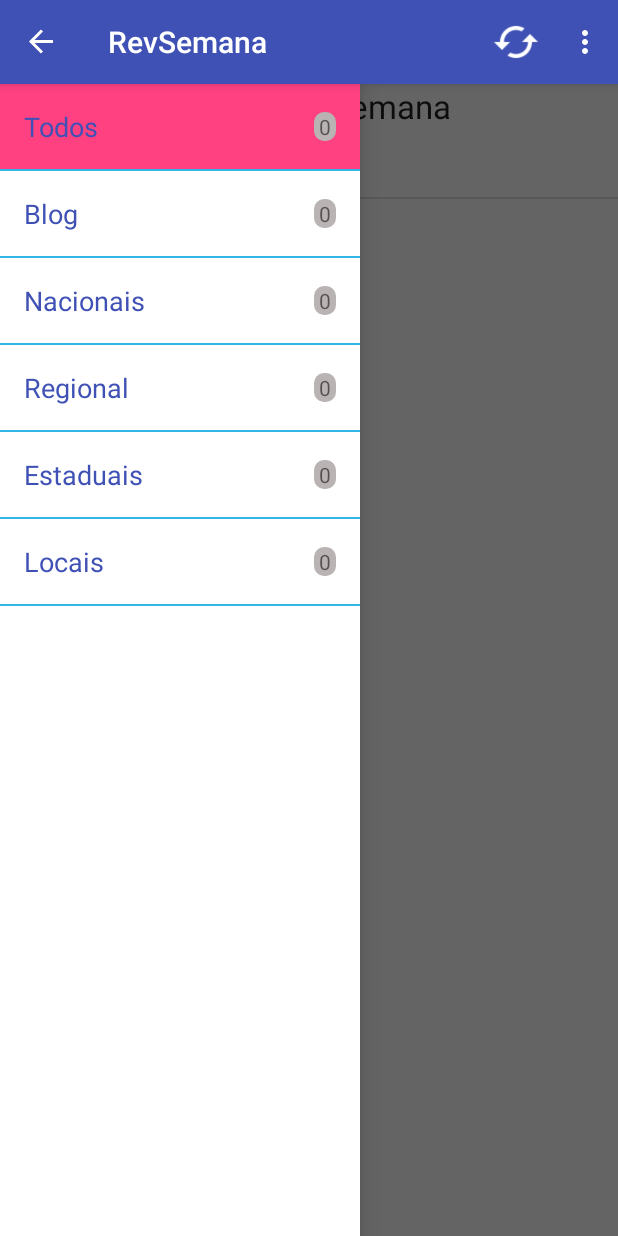
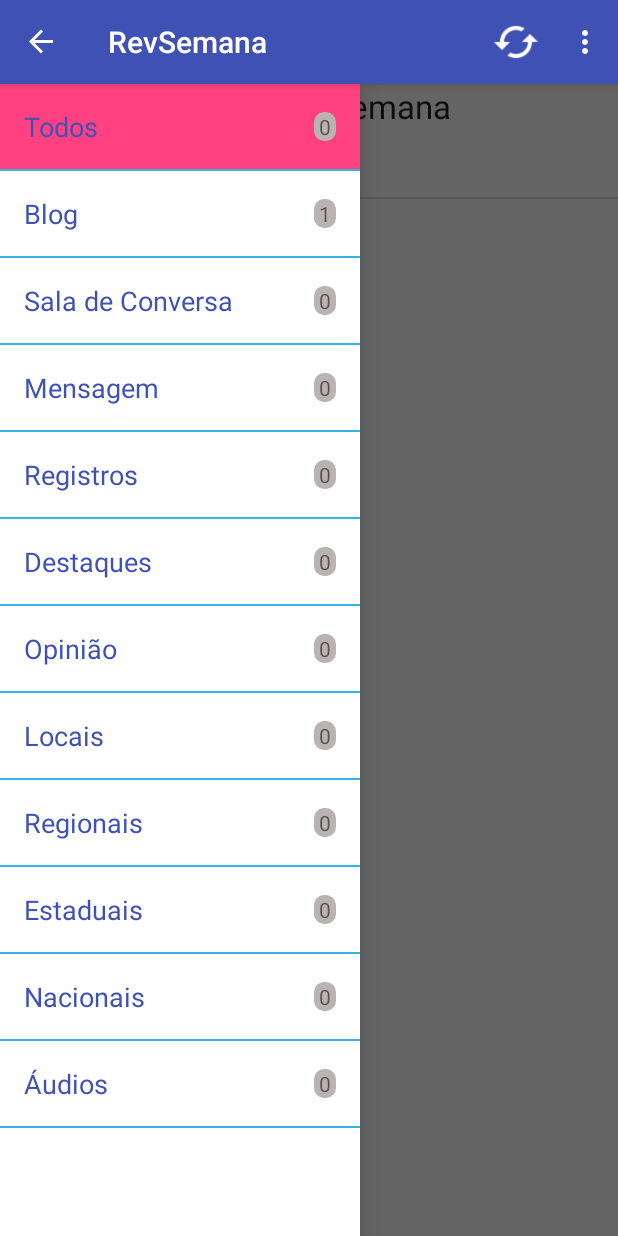
Before and after one commit to mizerablebr/RevistaDaSemana.com, an Android app: the screen it shows after launch (MainActivity), with the side drawer open, on a phone screen of 412 x 824 dp. Run offline under Robolectric (Android 15) with nearby library versions, the phone set to English and light mode, and no system bars.

Commit message:
DB now is read considering the category

```diff
--- a/app/src/main/java/com/rds/revistadasemanacom/CategoryMenu.java
+++ b/app/src/main/java/com/rds/revistadasemanacom/CategoryMenu.java
@@ -12,10 +12,16 @@ public class CategoryMenu {
     public static final CategoryMenu[] categoryMenu = {
             new CategoryMenu("Todos"),
             new CategoryMenu("Blog"),
+            new CategoryMenu("Sala de Conversa"),
+            new CategoryMenu("Mensagem"),
+            new CategoryMenu("Registros"),
+            new CategoryMenu("Destaques"),
+            new CategoryMenu("Opinião"),
+            new CategoryMenu("Locais"),
+            new CategoryMenu("Regionais"),
+            new CategoryMenu("Estaduais"),
             new CategoryMenu("Nacionais"),
-            new CategoryMenu("Regional"),
-            new CategoryMenu("Estaduais"),
-            new CategoryMenu("Locais")
+            new CategoryMenu("Áudios")
     };
 
     //Constructor
--- a/app/src/main/java/com/rds/revistadasemanacom/MainActivity.java
+++ b/app/src/main/java/com/rds/revistadasemanacom/MainActivity.java
@@ -7,10 +7,13 @@ import android.app.FragmentTransaction;
 import android.app.ProgressDialog;
 import android.content.BroadcastReceiver;
 import android.content.Intent;
+import android.content.SharedPreferences;
 import android.content.res.Configuration;
+import android.database.DatabaseUtils;
+import android.database.sqlite.SQLiteDatabase;
+import android.database.sqlite.SQLiteOpenHelper;
 import android.net.Uri;
 import android.os.Bundle;
-import android.os.PersistableBundle;
 import android.support.v4.widget.DrawerLayout;
 import android.support.v7.app.ActionBarDrawerToggle;
 import android.support.v7.app.AppCompatActivity;
@@ -43,7 +46,9 @@ public class MainActivity extends AppCompatActivity {
     private ListView drawerList;
     private DrawerLayout drawerLayout;
     private ActionBarDrawerToggle drawerToggle;
-    private int currentPosition = 0;
+    public static final String PREFS_NAME = "MyPrefsFile";
+        //Variable that control the displayed categories
+    protected int currentPosition = 0;
 
     //Service variable
     private GetPostService postService;
@@ -74,16 +79,22 @@ public class MainActivity extends AppCompatActivity {
         drawerList = (ListView) findViewById(R.id.drawer);
         drawerLayout = (DrawerLayout) findViewById(R.id.drawer_layout);
            //Populate de ListView
-        drawerList.setAdapter(new CategoryMenuAdapter(this, new ArrayList<CategoryMenu>(Arrays.asList(CategoryMenu.categoryMenu))));
+        ArrayList<CategoryMenu> categoryMenus = countPostDataInCategory(new ArrayList<CategoryMenu>(Arrays.asList(CategoryMenu.categoryMenu)));
+        categoryMenus = countPostDataInCategory(categoryMenus);
+        drawerList.setAdapter(new CategoryMenuAdapter(this, categoryMenus));
         drawerList.setOnItemClickListener(new DrawerItemClickListener());
 
         getSupportActionBar().setDisplayHomeAsUpEnabled(true);
         getSupportActionBar().setHomeButtonEnabled(false);
 
+        SharedPreferences settings = getSharedPreferences(PREFS_NAME, 0);
+        currentPosition = settings.getInt("categories", 0);
+
         // -- END Setup Navigation Drawer
 
         // Setup MainFragment
-        fragment = new PostDataFragment();
+        fragment =  new PostDataFragment();
+        ((PostDataFragment) fragment).setCurrentCategorie(currentPosition);
         FragmentTransaction ft = getFragmentManager().beginTransaction();
         ft.replace(R.id.content_frame, fragment);
         ft.addToBackStack(null);
@@ -111,14 +122,7 @@ public class MainActivity extends AppCompatActivity {
             }
         };
         drawerLayout.setDrawerListener(drawerToggle);
-
         //Display the correct category selected
-        if (savedInstanceState != null) {
-            currentPosition = savedInstanceState.getInt("position");
-        } else {
-            drawerList.setItemChecked(0, true);
-            selectItem(0);
-        }
 
     }
 
@@ -135,6 +139,16 @@ public class MainActivity extends AppCompatActivity {
     }
 
     @Override
+    protected void onPause() {
+        super.onPause();
+        SharedPreferences settings = getSharedPreferences(PREFS_NAME, 0);
+        SharedPreferences.Editor editor = settings.edit();
+        editor.putInt("categories", currentPosition);
+        editor.apply();
+        Log.d("OnPouseposition", "CurrentPostion: " + currentPosition);
+    }
+
+    @Override
     public void onConfigurationChanged(Configuration newConfig) {
         super.onConfigurationChanged(newConfig);
         drawerToggle.onConfigurationChanged(newConfig);
@@ -145,12 +159,21 @@ public class MainActivity extends AppCompatActivity {
         Log.d("DrawerItemClick", "Categoria nº: " + position);
         currentPosition = position;
         drawerLayout.closeDrawer(drawerList);
+        ((PostDataFragment) fragment).setCurrentCategorie(currentPosition);
+        FragmentTransaction ft = getFragmentManager().beginTransaction();
+        ft.addToBackStack(null);
+        ft.setTransition(FragmentTransaction.TRANSIT_FRAGMENT_FADE);
+        ft.detach(fragment);
+        ft.attach(fragment);
+        ft.commit();
     }
 
     @Override
     protected void onResume() {
-
         super.onResume();
+        SharedPreferences settings = getSharedPreferences(PREFS_NAME, 0);
+        currentPosition = settings.getInt("categories", 0);
+        drawerList.setItemChecked(currentPosition, true);
     }
 
 
@@ -207,5 +230,24 @@ public class MainActivity extends AppCompatActivity {
         return super.onOptionsItemSelected(item);
     }
 
+    //Count PostData from each category
+    public ArrayList<CategoryMenu> countPostDataInCategory(ArrayList<CategoryMenu> oldMenu) {
+        ArrayList<CategoryMenu> updatedMenu = new ArrayList<>();
+
+        SQLiteOpenHelper revistaDaSemanaDatabaseHelper = new RevistaDaSemanaDatabaseHelper(this);
+        SQLiteDatabase db = revistaDaSemanaDatabaseHelper.getReadableDatabase();
+
+        for (CategoryMenu menu : oldMenu) {
+            long counter;
+            counter = DatabaseUtils.queryNumEntries(db, "POSTDATA", "CATEGORY = ? AND READ != ?", new String[] {menu.getCatName(), "yes"});
+            menu.setQuantity((int) (long) counter);
+            Log.d("countPostData", "Category: " + menu.getCatName() + " - nº: " + menu.getQuantity());
+            updatedMenu.add(menu);
+        }
+
+        db.close();
+        return updatedMenu;
+    }
+
 
 }
--- a/app/src/main/java/com/rds/revistadasemanacom/PostDataFragment.java
+++ b/app/src/main/java/com/rds/revistadasemanacom/PostDataFragment.java
@@ -51,9 +51,7 @@ public class PostDataFragment extends Fragment {
     private ProgressDialog mProgressDialog;
 
     //Navigation Drawer Variables
-    private String[] categories;
-    private ListView drawerList;
-    private DrawerLayout drawerLayout;
+    private int currentCategorie;
 
     //Service variable
     private GetPostService postService;
@@ -82,7 +80,9 @@ public class PostDataFragment extends Fragment {
         }
     };
 
-
+    public void setCurrentCategorie(int cat) {
+        currentCategorie = cat;
+    }
 
     @Override
     public View onCreateView(final LayoutInflater inflater, ViewGroup container,
@@ -119,6 +119,7 @@ public class PostDataFragment extends Fragment {
         listView.setOnItemClickListener(itemClickListener);
 
         //Add an ListView Adapter
+        ArrayList<PostData> listAdapterContentRAW = getPostDataFromDb();
         listAdapterContent = getPostDataFromDb();
         listAdapter = new PostDataAdapter(this.getActivity(),listAdapterContent);
         listView.setAdapter(listAdapter);
@@ -238,7 +239,12 @@ public class PostDataFragment extends Fragment {
         try {
             SQLiteOpenHelper revistaDaSemanaDatabaseHelper = new RevistaDaSemanaDatabaseHelper(getActivity());
             SQLiteDatabase db = revistaDaSemanaDatabaseHelper.getReadableDatabase();
-            Cursor cursor = db.query("POSTDATA",new String[] {"TITLE", "LINK", "CATEGORY", "CONTENT", "READ"},null,null,null,null,null);
+            Cursor cursor;
+            if (currentCategorie == 0) {
+                cursor = db.query("POSTDATA",new String[] {"TITLE", "LINK", "CATEGORY", "CONTENT", "READ"}, null,null,null,null,null);
+            } else {
+                cursor = db.query("POSTDATA",new String[] {"TITLE", "LINK", "CATEGORY", "CONTENT", "READ"}, "CATEGORY = ?",new String[] {CategoryMenu.categoryMenu[currentCategorie].getCatName()},null,null,null);
+            }
 
             //Move to the first record in the cursor
             while (cursor.moveToNext()) {
```
